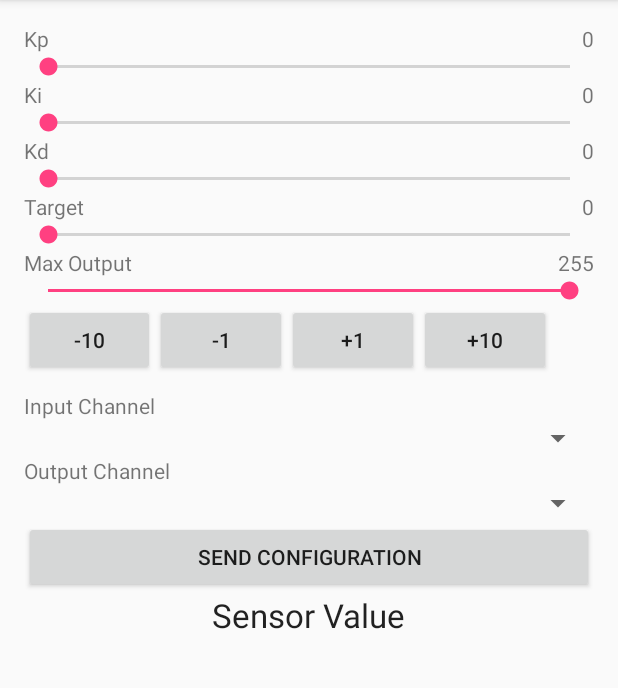
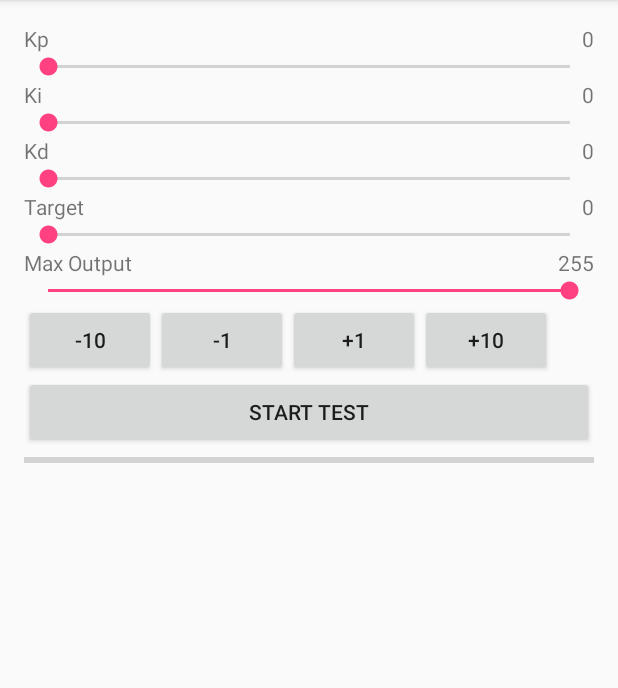
Before and after one commit to salisburybs/BTMeasure, an Android app: the ControlActivity screen opened directly, with no data from a screen before it, on a phone screen of 412 x 824 dp, the part 84-772 px from its top. Run offline under Robolectric (Android 15) with nearby library versions, the light colour scheme and no system bars; libraries missing offline, so code that uses them is left out: com.orm; 2 statements that could not run were skipped.

Commit message:
Adds progress bar to control mode data collection Fixes empty test bug Changes scatter chart marker to circle
Changes arduino code to use micros for PID control.

```diff
--- a/Android/app/src/main/java/com/bryansalisbury/btmeasure/ControlActivity.java
+++ b/Android/app/src/main/java/com/bryansalisbury/btmeasure/ControlActivity.java
@@ -1,23 +1,19 @@
 package com.bryansalisbury.btmeasure;
 
-import android.app.Application;
 import android.content.BroadcastReceiver;
 import android.content.Context;
 import android.content.Intent;
 import android.content.IntentFilter;
 import android.content.SharedPreferences;
-import android.os.Handler;
-import android.os.SystemClock;
 import android.preference.PreferenceManager;
 import android.support.design.widget.Snackbar;
 import android.support.v7.app.AppCompatActivity;
 import android.os.Bundle;
 import android.util.Log;
 import android.view.View;
-import android.widget.ArrayAdapter;
 import android.widget.Button;
+import android.widget.ProgressBar;
 import android.widget.SeekBar;
-import android.widget.Spinner;
 import android.widget.TextView;
 
 import com.bryansalisbury.btmeasure.bluno.Bluno;
@@ -40,7 +36,6 @@ public class ControlActivity extends AppCompatActivity {
     public static final String ACTION_MESSAGE_AVAILABLE = "com.bryansalisbury.message.AVAILABLE";
     public static final String EXTRA_VALUE = "com.bryansalisbury.message.EXTRA_VALUE";
     private static final String TAG = "ControlActivity";
-    private TextView tvSensor;
 
     String mDevice;
 
@@ -50,6 +45,7 @@ public class ControlActivity extends AppCompatActivity {
     private ArrayList<Sample> mSampleBuffer = new ArrayList<>();
 
     private SharedPreferences prefs;
+    private ProgressBar mProgress;
 
 
     private RemoteState StateLookup(int code){
@@ -85,7 +81,7 @@ public class ControlActivity extends AppCompatActivity {
             mTestSequence.save();
             SugarRecord.saveInTx(mSampleBuffer);
             Snackbar snackbar = Snackbar
-                    .make(findViewById(android.R.id.content), "Test complete", Snackbar.LENGTH_SHORT)
+                    .make(findViewById(android.R.id.content), "Test complete", Snackbar.LENGTH_LONG)
                     .setAction("DISMISS", new View.OnClickListener() {
                         @Override
                         public void onClick(View view) {
@@ -107,7 +103,7 @@ public class ControlActivity extends AppCompatActivity {
                 if(mState.equals(RemoteState.SENDBUF) || mState.equals(RemoteState.CONTROL)){
                     if(RemoteState.NULL.equals(StateLookup(state))){
                         saveSamples();
-                        //mProgress.setProgress(0);
+                        mProgress.setProgress(0);
                     }
                 }
             }
@@ -139,6 +135,7 @@ public class ControlActivity extends AppCompatActivity {
                 Log.v(TAG, Integer.toString(mSample.value));
                 mSampleBuffer.add(mSample);
                 bluno.send("K"); // send the ACK command
+                mProgress.setProgress(mSampleBuffer.size());
             }
         }
 
@@ -169,7 +166,6 @@ public class ControlActivity extends AppCompatActivity {
     @Override
     protected void onCreate(Bundle savedInstanceState) {
         super.onCreate(savedInstanceState);
-        mTestSequence = new TestSequence("Control Mode Run");
 
         setContentView(R.layout.activity_control);
 
@@ -179,6 +175,8 @@ public class ControlActivity extends AppCompatActivity {
         SeekBar seekKp = (SeekBar) findViewById(R.id.seekKp);
         SeekBar seekKi = (SeekBar) findViewById(R.id.seekKi);
         SeekBar seekKd = (SeekBar) findViewById(R.id.seekKd);
+        mProgress = (ProgressBar) findViewById(R.id.progressBar);
+
         final SeekBar seekTarget = (SeekBar) findViewById(R.id.seekTarget);
         final SeekBar seekMaxOutput = (SeekBar) findViewById(R.id.seekMaxOutput);
 
@@ -187,7 +185,6 @@ public class ControlActivity extends AppCompatActivity {
         final TextView tvKd = (TextView) findViewById(R.id.tvKdValue);
         final TextView tvTarget = (TextView) findViewById(R.id.tvTargetValue);
         final TextView tvMaxOut = (TextView) findViewById(R.id.tvMaxOutVal);
-        tvSensor = (TextView) findViewById(R.id.tvSensor);
 
         Button btnPos1 = (Button) findViewById(R.id.btnPos1);
         Button btnNeg1 = (Button) findViewById(R.id.btnNeg1);
@@ -259,8 +256,7 @@ public class ControlActivity extends AppCompatActivity {
             @Override
             public void onProgressChanged(SeekBar seekBar, int i, boolean b) {
                 desiredPosition = i;
-                tvTarget.setText(Integer.toString(i));
-                bluno.send("PD" + desiredPosition);
+                tvTarget.setText(String.format(Locale.getDefault(), "%1$.2fv", (5.00/1023.0)*i));
             }
 
             @Override
@@ -323,6 +319,7 @@ public class ControlActivity extends AppCompatActivity {
         btnSend.setOnClickListener(new View.OnClickListener() {
             @Override
             public void onClick(View view) {
+                mTestSequence = new TestSequence("Control Mode Run");
                 prefs = PreferenceManager.getDefaultSharedPreferences(getApplicationContext());
 
                 inputPin = Integer.parseInt(prefs.getString("control_input", "0"));
--- a/Android/app/src/main/java/com/bryansalisbury/btmeasure/ResultsActivity.java
+++ b/Android/app/src/main/java/com/bryansalisbury/btmeasure/ResultsActivity.java
@@ -1,19 +1,11 @@
 package com.bryansalisbury.btmeasure;
 
-import android.Manifest;
-import android.app.Activity;
 import android.app.AlertDialog;
-import android.content.Context;
 import android.content.DialogInterface;
 import android.content.Intent;
-import android.content.pm.PackageManager;
-import android.content.pm.ResolveInfo;
 import android.net.Uri;
-import android.os.Environment;
 import android.support.design.widget.Snackbar;
-import android.support.v4.app.ActivityCompat;
 import android.support.v4.view.MenuItemCompat;
-import android.support.v4.content.FileProvider;
 import android.support.v7.app.AppCompatActivity;
 import android.os.Bundle;
 
@@ -21,16 +13,12 @@ import android.support.v7.widget.ShareActionProvider;
 import android.view.Menu;
 import android.view.MenuItem;
 import android.view.View;
-import android.widget.TextView;
 
 import com.bryansalisbury.btmeasure.models.Sample;
 import com.bryansalisbury.btmeasure.models.TestSequence;
-import com.github.mikephil.charting.charts.LineChart;
 import com.github.mikephil.charting.charts.ScatterChart;
 import com.github.mikephil.charting.components.Legend;
 import com.github.mikephil.charting.data.Entry;
-import com.github.mikephil.charting.data.LineData;
-import com.github.mikephil.charting.data.LineDataSet;
 import com.github.mikephil.charting.data.ScatterData;
 import com.github.mikephil.charting.data.ScatterDataSet;
 import com.orm.SugarRecord;
@@ -62,7 +50,7 @@ public class ResultsActivity extends AppCompatActivity {
                     "select * from Sample where test_sequence = ?",
                     mTestSequenceID.toString());
 
-            if(mSamples.size() != 700 || mSamples.size() != 750){
+            if(mSamples.size() != 700 && mSamples.size() != 750){
                 Snackbar snackbar = Snackbar
                         .make(findViewById(android.R.id.content), String.format(Locale.getDefault(), "Unexpected count (%1$d)", mSamples.size()), Snackbar.LENGTH_INDEFINITE)
                         .setAction("DISMISS", new View.OnClickListener() {
@@ -93,6 +81,9 @@ public class ResultsActivity extends AppCompatActivity {
                     ScatterData scatterData = new ScatterData(dataSet);
                     chart.getAxisLeft().setAxisMaxValue((float)5.00);
                     chart.getAxisLeft().setAxisMinValue((float)0.00);
+                    dataSet.setScatterShape(ScatterChart.ScatterShape.CIRCLE);
+                    dataSet.setScatterShapeHoleRadius(0f);
+                    dataSet.setScatterShapeSize(8f);
 
                     Legend l = chart.getLegend();
                     l.setWordWrapEnabled(true);
--- a/Android/app/src/main/res/layout/activity_control.xml
+++ b/Android/app/src/main/res/layout/activity_control.xml
@@ -113,29 +113,6 @@
         android:layout_below="@+id/btnNeg10"
         android:layout_alignParentStart="true" />
 
-    <TextView
-        android:text="Input Channel"
-        android:layout_width="wrap_content"
-        android:layout_height="wrap_content"
-        android:layout_below="@+id/space2"
-        android:layout_alignParentStart="true"
-        android:id="@+id/tvInput" />
-
-    <Spinner
-        android:layout_width="match_parent"
-        android:layout_height="wrap_content"
-        android:id="@+id/spinInput"
-        android:layout_below="@+id/tvInput"
-        android:layout_alignParentStart="true" />
-
-    <TextView
-        android:text="Output Channel"
-        android:layout_width="wrap_content"
-        android:layout_height="wrap_content"
-        android:layout_below="@+id/spinInput"
-        android:layout_alignParentStart="true"
-        android:id="@+id/tvOutput" />
-
     <Button
         android:text="-10"
         android:layout_width="wrap_content"
@@ -143,8 +120,7 @@
 
         android:id="@+id/btnNeg10"
         android:layout_alignBaseline="@+id/btnNeg1"
-        android:layout_alignBottom="@+id/btnNeg1"
-        android:layout_alignEnd="@+id/tvInput" />
+        android:layout_alignBottom="@+id/btnNeg1" />
 
     <Button
         android:text="-1"
@@ -172,13 +148,6 @@
         android:layout_alignParentStart="true"
         android:id="@+id/tvOutputMax" />
 
-    <Spinner
-        android:layout_width="match_parent"
-        android:layout_height="wrap_content"
-        android:id="@+id/spinOutput"
-        android:layout_below="@+id/tvOutput"
-        android:layout_alignParentStart="true" />
-
     <SeekBar
         android:layout_width="match_parent"
         android:layout_height="wrap_content"
@@ -205,20 +174,20 @@
         android:id="@+id/tvMaxOutVal" />
 
     <Button
-        android:text="Send Configuration"
+        android:text="Start Test"
         android:layout_width="match_parent"
         android:layout_height="wrap_content"
-        android:layout_below="@+id/spinOutput"
-        android:layout_alignParentStart="true"
-        android:id="@+id/btnSend" />
+        android:id="@+id/btnSend"
+        android:layout_below="@+id/btnNeg10"
+        android:layout_alignParentStart="true" />
 
-    <TextView
-        android:text="Sensor Value"
-        android:layout_width="wrap_content"
+    <ProgressBar
+        style="?android:attr/progressBarStyleHorizontal"
+        android:layout_width="match_parent"
         android:layout_height="wrap_content"
+        android:id="@+id/progressBar"
+        android:max="700"
         android:layout_below="@+id/btnSend"
-        android:layout_centerHorizontal="true"
-        android:id="@+id/tvSensor"
-        android:textAppearance="@android:style/TextAppearance.Material.Large" />
+        android:layout_alignParentStart="true" />
 
 </RelativeLayout>
```
Also changed, not shown: 1 other file.
